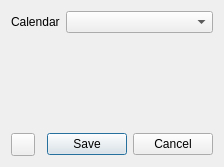
Above: src/chrono_mail/ui/forms/palette_editor.ui from rob-vandenberg/chrono-mail before the change. Below: the same form after it.
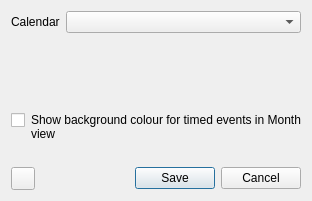
That is the form after the change.

Commit message: Month can show timed events in their colour per account, and the calendar's own colour is named Default calendar colour

```diff
--- a/src/chrono_mail/ui/forms/palette_editor.ui
+++ b/src/chrono_mail/ui/forms/palette_editor.ui
@@ -5,7 +5,7 @@
   <property name="windowTitle">
    <string>Event colours</string>
   </property>
-  <layout class="QVBoxLayout" name="layout" stretch="0,1,0,0">
+  <layout class="QVBoxLayout" name="layout" stretch="0,1,0,0,0">
    <item>
     <layout class="QFormLayout" name="fields">
      <item row="0" column="0">
@@ -34,6 +34,26 @@
      <widget class="QWidget" name="rows" />
     </widget>
    </item>
+   <item>
+    <layout class="QHBoxLayout" name="timedRow" stretch="0,1">
+     <item alignment="Qt::AlignTop">
+      <widget class="QCheckBox" name="timedBackground" />
+     </item>
+     <item>
+      <widget class="QLabel" name="timedBackgroundText">
+       <property name="text">
+        <string>Show background colour for timed events in Month view</string>
+       </property>
+       <property name="wordWrap">
+        <bool>true</bool>
+       </property>
+       <property name="buddy">
+        <cstring>timedBackground</cstring>
+       </property>
+      </widget>
+     </item>
+    </layout>
+   </item>
    <item>
     <widget class="QLabel" name="result">
      <property name="wordWrap">
```
The commit also changes 20 other files.
